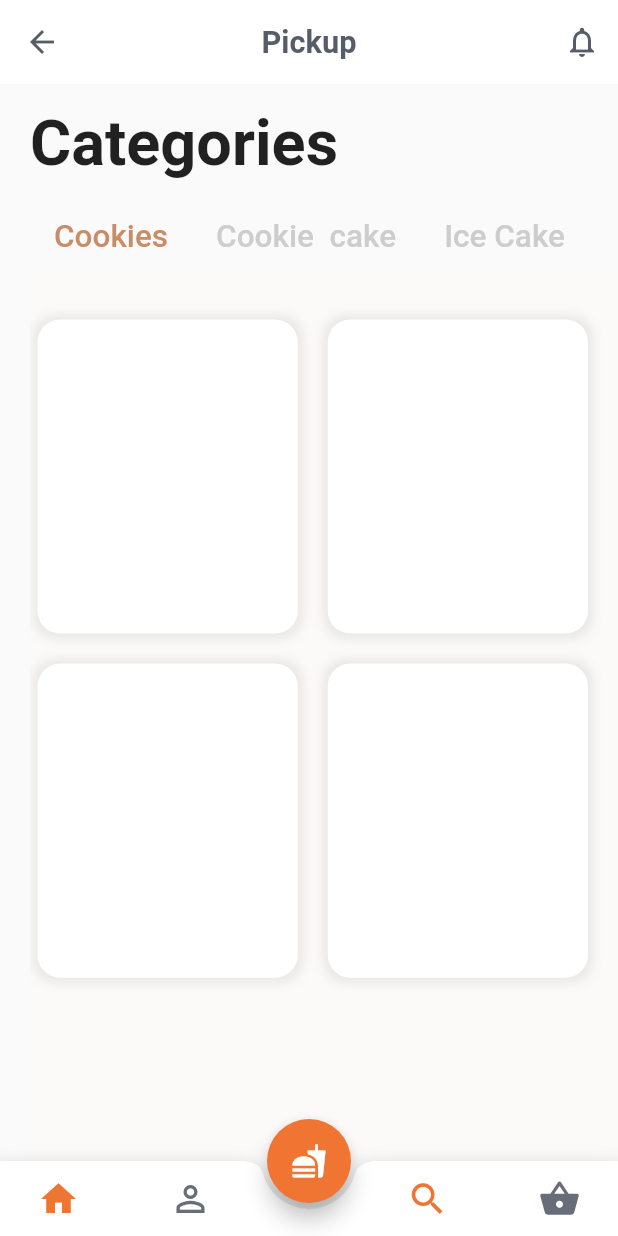
After one commit to omusegad/cookiestore, a Flutter app: the screen it shows after launch, on a phone screen of 412 x 824 dp. The commit adds this screen. Run offline on Flutter 3.47's test engine with Material 2 defaults, Android fonts, the phone set to English and light mode, and no system bars.

Commit message:
cookie tabs working

```diff
--- /dev/null
+++ b/lib/cookie_page.dart
@@ -0,0 +1,58 @@
+import 'package:flutter/material.dart';
+
+class CookiePage extends StatelessWidget {
+  @override
+  Widget build(BuildContext context) {
+    return Scaffold(
+      backgroundColor: Color(0xFFFCFAF8),
+      body:ListView(
+        children: <Widget>[
+          SizedBox(height:15.0),
+          Container(
+            padding: EdgeInsets.only(right:15.0),
+            width: MediaQuery.of(context).size.width - 30.0,
+            height: MediaQuery.of(context).size.height - 50.0,
+            child: GridView.count(
+              crossAxisCount: 2,
+              primary: false,
+              crossAxisSpacing: 10.0,
+              childAspectRatio: 0.8,
+              children: <Widget>[
+                _biuldCard('Icecream Mint', 'Ksh 50', 'imges/icecream_mint.jpg', false,true, context),
+                _biuldCard('Icecream Cream', 'Ksh 150', 'imges/icecream_mint.jpg', false,true, context),
+                _biuldCard('Icecream Classic', 'Ksh 200', 'imges/icecream_mint.jpg', false,true, context),
+                _biuldCard('Icecream Choco', 'Ksh 300', 'imges/icecream_mint.jpg', false,true, context),
+
+              ],
+            ),
+
+          )
+        ],
+      )
+
+    );
+  }
+}
+
+Widget _biuldCard(String name, String price, String imgPath, bool added, bool isFavourite, context){
+  return Padding(
+    padding: EdgeInsets.only(top:15.0, bottom:5.0, left:5.0,right:5.0),
+    child: InkWell(
+      onTap:(){},
+      child:Container(
+        decoration: BoxDecoration(
+          borderRadius:BorderRadius.circular(15.0),
+          boxShadow: [
+            BoxShadow(
+              color: Colors.grey.withOpacity(0.2),
+              spreadRadius: 3.0,
+              blurRadius: 5.0
+            )
+          ],
+          color: Colors.white
+        ),
+      ) ,
+    ),
+  );
+
+}
--- a/lib/main.dart
+++ b/lib/main.dart
@@ -1,6 +1,7 @@
 import 'package:flutter/material.dart';
 
 import 'bottombar.dart';
+import 'cookie_page.dart';
 
 void main() => runApp(MyApp());
 
@@ -14,15 +15,17 @@ class MyApp extends StatelessWidget {
       theme: ThemeData(
         primarySwatch: Colors.blue,
       ),
-      home: MyHomePage(title: 'Flutter Demo Home Page'),
+      initialRoute: '/',
+      routes: {
+         '/': (context) => MyHomePage(),
+      },
     );
   }
 }
 
 class MyHomePage extends StatefulWidget {
-  MyHomePage({Key key, this.title}) : super(key: key);
+  MyHomePage({Key key}) : super(key: key);
 
-  final String title;
 
   @override
   _MyHomePageState createState() => _MyHomePageState();
@@ -95,7 +98,19 @@ class _MyHomePageState extends State<MyHomePage> with SingleTickerProviderStateM
                 Tab(child: Text('Cookies', style: TextStyle(fontSize: 21.0))),
                 Tab(child: Text('Cookie  cake', style: TextStyle(fontSize: 21.0))),
                 Tab(child: Text('Ice Cake', style: TextStyle(fontSize: 21.0))),
-              ])
+              ]),
+              Container(
+                height:MediaQuery.of(context).size.height - 50.0 ,
+                width: double.infinity,
+                child:TabBarView(
+                  controller: _tabController,
+                  children: <Widget>[
+                    CookiePage(),
+                    CookiePage(),
+                    CookiePage(),
+                  ],
+                )
+              ),
         ],
       ),
       floatingActionButton: FloatingActionButton(
--- a/pubspec.yaml
+++ b/pubspec.yaml
@@ -41,8 +41,8 @@ flutter:
   uses-material-design: true
 
   # To add assets to your application, add an assets section, like this:
-  # assets:
-  #  - images/a_dot_burr.jpeg
+  assets:
+    - images/
   #  - images/a_dot_ham.jpeg
 
   # An image asset can refer to one or more resolution-specific "variants", see
```
Also changed, not shown: images/icecream_mint.jpg (added), lib/bottombar.dart (line endings or trailing spaces).
